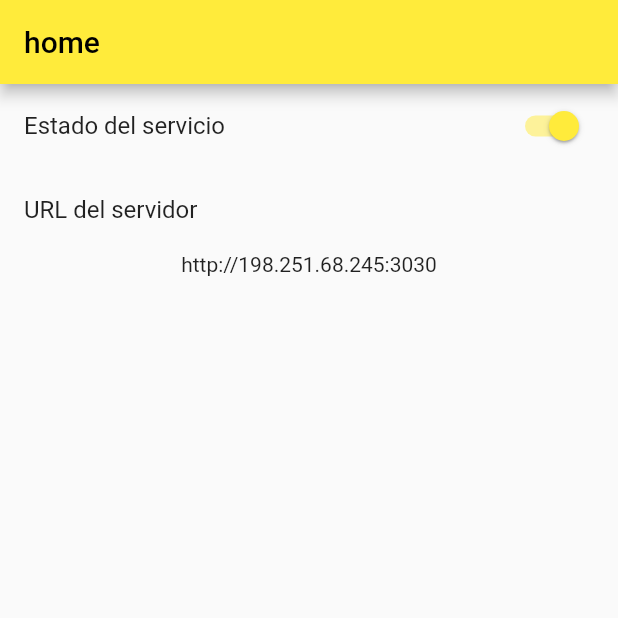
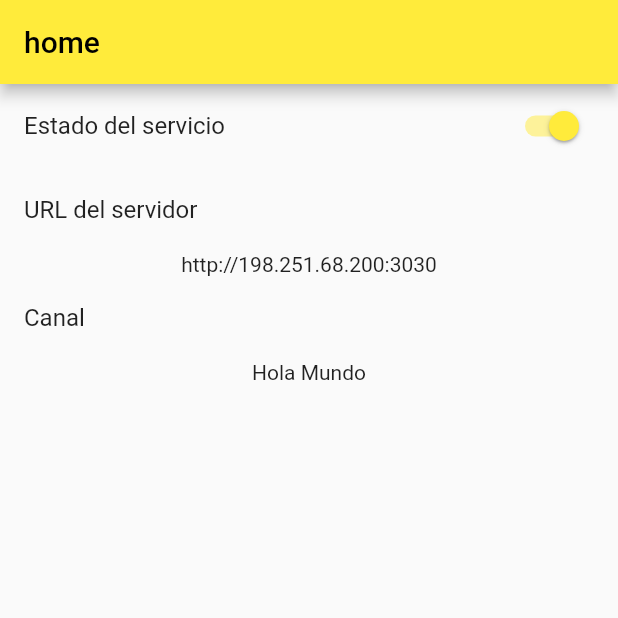
Before and after one commit to Tefy23/mireposnsapp, a Flutter app: the screen it shows after launch, after a tap on "Estado del servicio", on a phone screen of 412 x 824 dp, the top half of it. Run offline on Flutter 3.47's test engine with Material 2 defaults, Android fonts, the phone set to English and light mode, and no system bars; our stand-ins replace socket_io_client; missing offline and left inert: telephony; network calls fail.

Commit message:
feat: se actualizaron varias cosas

```diff
--- a/lib/home.dart
+++ b/lib/home.dart
@@ -1,3 +1,6 @@
+import 'dart:async';
+import 'dart:io';
+
 import 'package:flutter/material.dart';
 import 'package:provider/provider.dart';
 import 'package:smsapp/providers/provider.dart';
@@ -13,11 +16,66 @@ class MyHomePage extends StatefulWidget {
 }
 
 class _MyHomePageState extends State<MyHomePage> {
-  bool _lights = false;
+  static bool _lights = false;
+  String canal = "";
+  Future<void> _server(context) async {
+    var provider = Provider.of<MyProvider>(context, listen: false);
+
+    IO.Socket socket = IO.io(provider.myUrl, <String, dynamic>{
+      'transports': ['websocket'],
+      'autoConnect': false,
+    });
+
+    if (_MyHomePageState._lights == true) {
+      socket.connect();
+      socket.onConnect((_) => print('connect')
+          //socket.emit('message', 'test');
+          );
+      socket.on('$canal', (_) => initPlatformState(_));
+    } else {
+      socket.disconnect();
+      socket.onDisconnect((_) => print('disconnect')
+          //socket.emit('message', 'test');
+          );
+    }
+
+    // socket.on('message', (_) => initPlatformState(_));
+    // socket.on('connect', (_) => print('connect: ${socket.id}'));
+    //socket.on('disconnect', (_) => print('disconnect'));
+    //socket.on('fromServer', (_) => print(_));
+  }
+
+  Future<void> initPlatformState(payload) async {
+    final telephony = Telephony.instance;
+    var val = payload.toString().split(",");
+
+    final bool? result = await telephony.requestPhoneAndSmsPermissions;
+
+    if (result != null && result) {
+      try {
+        telephony.sendSms(to: val[0], message: val[1]);
+        print("se envio");
+      } catch (e) {
+        print(e.toString());
+      }
+    }
+  }
+
+  void initState() {
+    super.initState();
+
+    //setState() {
+    var provider = Provider.of<MyProvider>(context);
+    provider.url = 'http://198.251.68.200:3030';
+    //}
+
+    canal = "Hola Mundo";
+  }
+
   @override
   Widget build(BuildContext context) {
     var provider = Provider.of<MyProvider>(context);
-    provider.url = 'http://198.251.68.245:3030';
+    //provider.url = 'http://198.251.68.200:3030';
     return Scaffold(
       appBar: AppBar(
         title: Text(widget.title),
@@ -31,13 +89,8 @@ class _MyHomePageState extends State<MyHomePage> {
                 setState(() {
                   _lights = value;
                 });
-              if (_lights) {
                 _server(context);
-              } else {
-                //  _server(context);
-              }
-            },
-          ),
+              }),
           ListTile(
             title: const Text('URL del servidor'),
             onTap: () {
@@ -48,9 +101,14 @@ class _MyHomePageState extends State<MyHomePage> {
                           "URL del Servidor",
                         ),
                         content: TextFormField(
+                          readOnly: (_lights == true),
                           initialValue: provider.myUrl,
                           onChanged: (value) {
                             provider.url = value;
+
+                            // setState(() {
+                            //   provider.url = value;
+                            // });
                           },
                         ),
                         actions: <Widget>[
@@ -69,49 +127,44 @@ class _MyHomePageState extends State<MyHomePage> {
             },
           ),
           Text(provider.myUrl),
+          ListTile(
+            title: const Text('Canal'),
+            onTap: () {
+              showDialog(
+                  context: context,
+                  builder: (_) => AlertDialog(
+                        title: const Text(
+                          "Canal",
+                        ),
+                        content: TextFormField(
+                          initialValue: canal,
+                          onChanged: (value) {
+                            canal = value;
+
+                            // setState(() {
+                            //   provider.url = value;
+                            // });
+                          },
+                        ),
+                        actions: <Widget>[
+                          TextButton(
+                            onPressed: () => Navigator.pop(context, 'Cancel'),
+                            child: const Text('Cancel'),
+                          ),
+                          TextButton(
+                            onPressed: () {
+                              Navigator.pop(context, 'OK');
+                            },
+                            child: const Text('OK'),
+                          ),
+                        ],
+                      ));
+            },
+          ),
+          Text(canal),
         ],
       ),
       // This trailing comma makes auto-formatting nicer for build methods.
     );
   }
 }
-
-Future<void> _server(context) async {
-  var provider = Provider.of<MyProvider>(context, listen: false);
-
-  IO.Socket socket = IO.io(provider.myUrl, <String, dynamic>{
-    'transports': ['websocket'],
-    'autoConnect': false,
-  });
-
-  socket.connect();
-  socket.onConnect((_) {
-    print('connect');
-    socket.emit('message', 'test');
-  });
-  socket.on('message', (_) => initPlatformState(_));
-  socket.on('connect', (_) => print('connect: ${socket.id}'));
-  socket.on('disconnect', (_) => print('disconnect'));
-  socket.on('fromServer', (_) => print(_));
-
-  socket.disconnect();
-  socket.onDisconnect((_) {
-    print('Disconnect');
-  });
-}
-
-Future<void> initPlatformState(payload) async {
-  final telephony = Telephony.instance;
-  var val = payload.toString().split(",");
-
-  final bool? result = await telephony.requestPhoneAndSmsPermissions;
-
-  if (result != null && result) {
-    try {
-      telephony.sendSms(to: val[0], message: val[1]);
-      print("se envio");
-    } catch (e) {
-      print(e.toString());
-    }
-  }
-}
```
Also changed, not shown: 3 other files. Lines whose indentation alone changed are shown as unchanged.
